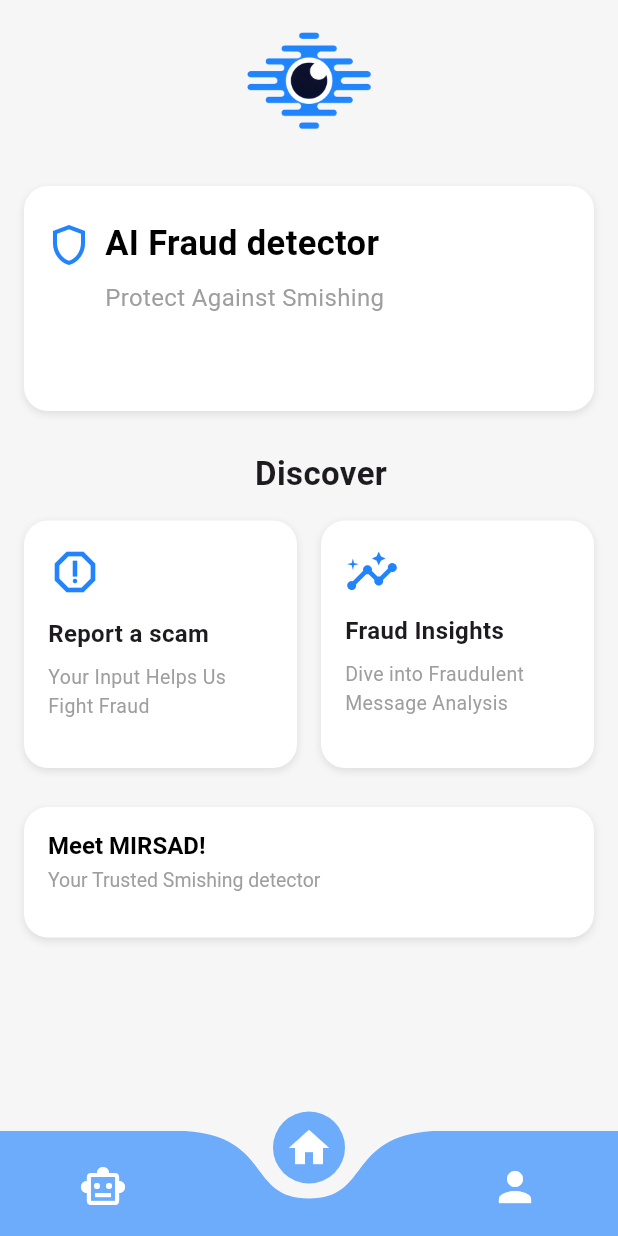
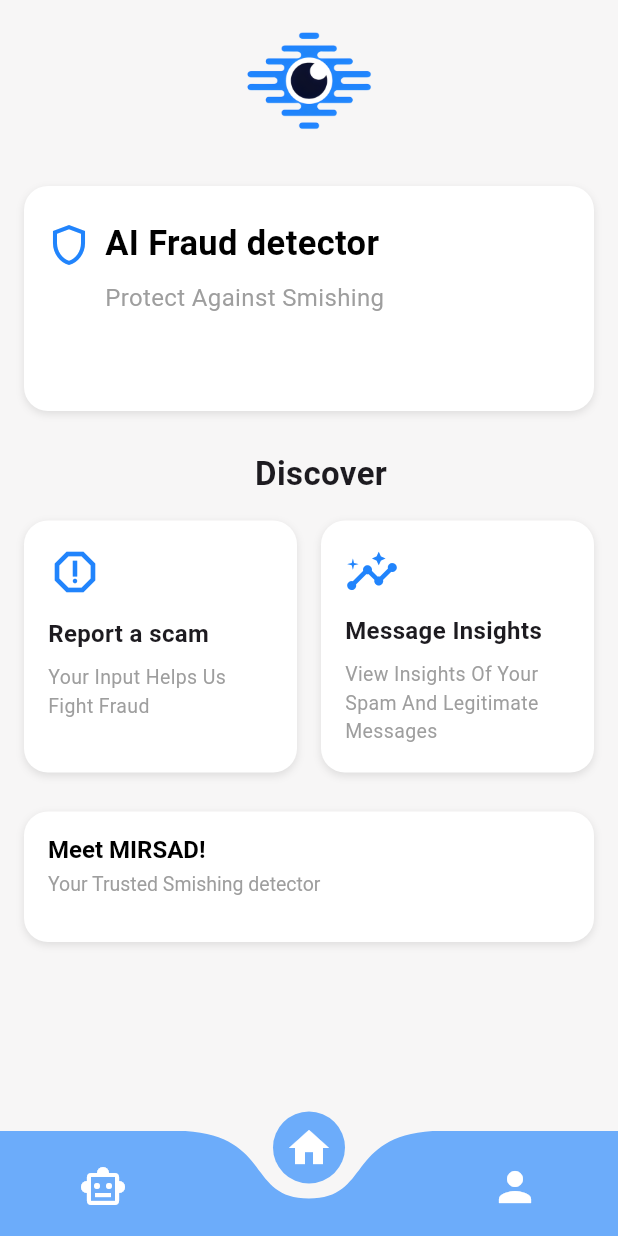
Before and after one commit to Salsheddi/2024-25_GP_7, a Flutter app: the Home screen opened directly, on a phone screen of 412 x 824 dp. Run offline on Flutter 3.47's test engine with Material 3 defaults, Android fonts, the phone set to English and light mode, and no system bars; drawn by our look-alikes of curved_navigation_bar; our stand-ins replace cloud_firestore, firebase_auth, firebase_core, image_picker, material_design_icons_flutter; missing offline and left inert: google_mlkit_text_recognition; accounts and stored records are empty.

Commit message:
overflow issue in home page

```diff
--- a/lib/Auth/home.dart
+++ b/lib/Auth/home.dart
@@ -62,6 +62,7 @@ class HomeContent extends StatelessWidget {
   @override
   Widget build(BuildContext context) {
     return SafeArea(
+      child: SingleChildScrollView(
         child: Column(
           children: [
             const SizedBox(height: 4),
@@ -109,7 +110,8 @@ class HomeContent extends StatelessWidget {
                           Padding(
                             padding: const EdgeInsets.only(bottom: 29),
                             child: Icon(
-                            Icons.shield_outlined, // Replace with relevant icon
+                              Icons
+                                  .shield_outlined, // Replace with relevant icon
                               size: 32,
                               color: const Color(0xFF2184FC),
                             ),
@@ -155,7 +157,8 @@ class HomeContent extends StatelessWidget {
 
             // Discover Section
             Padding(
-            padding: const EdgeInsets.only(left: 16.0), // Only add left padding
+              padding:
+                  const EdgeInsets.only(left: 16.0), // Only add left padding
               child: Text(
                 'Discover',
                 style: TextStyle(
@@ -178,7 +181,7 @@ class HomeContent extends StatelessWidget {
                   },
                   child: Container(
                     width: MediaQuery.of(context).size.width / 2 - 24,
-                  height: 165,
+                    height: 168,
                     decoration: BoxDecoration(
                       color: Colors.white,
                       borderRadius: BorderRadius.circular(16),
@@ -227,7 +230,7 @@ class HomeContent extends StatelessWidget {
                   },
                   child: Container(
                     width: MediaQuery.of(context).size.width / 2 - 24,
-                  height: 165,
+                    height: 168,
                     decoration: BoxDecoration(
                       color: Colors.white,
                       borderRadius: BorderRadius.circular(16),
@@ -250,7 +253,7 @@ class HomeContent extends StatelessWidget {
                         ),
                         const SizedBox(height: 10),
                         const Text(
-                        'Fraud Insights',
+                          'Message Insights',
                           style: TextStyle(
                             fontSize: 16,
                             fontWeight: FontWeight.bold,
@@ -258,7 +261,7 @@ class HomeContent extends StatelessWidget {
                         ),
                         const SizedBox(height: 8),
                         const Text(
-                        'Dive into Fraudulent Message Analysis',
+                          'View Insights Of Your Spam And Legitimate Messages',
                           style: TextStyle(
                             fontSize: 13,
                             color: Colors.grey,
@@ -331,6 +334,7 @@ class HomeContent extends StatelessWidget {
             ),
           ],
         ),
+      ),
     );
   }
 }
```
Lines whose indentation alone changed are shown as unchanged.
